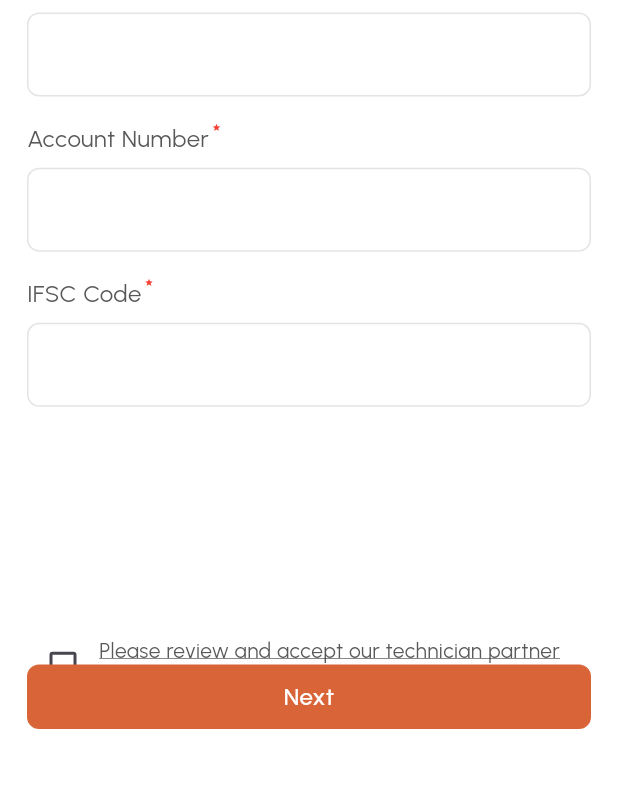
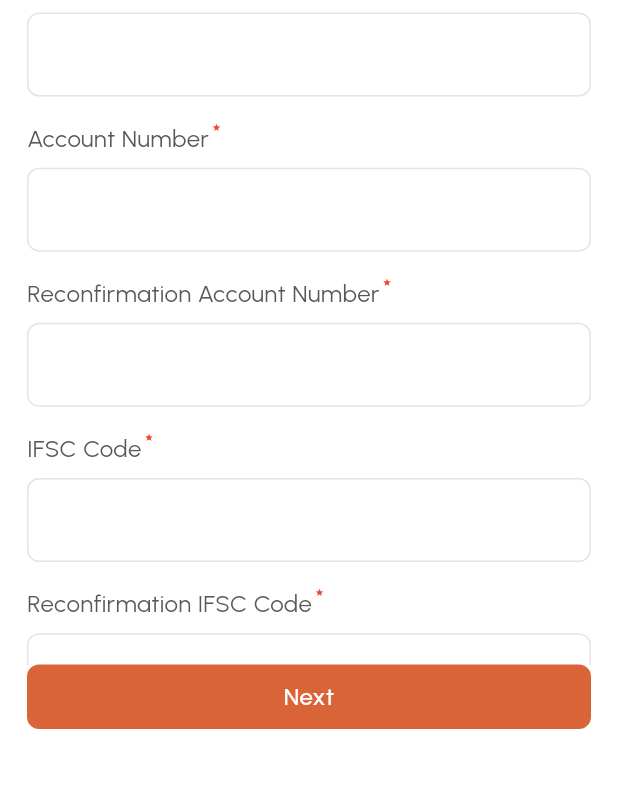
Before and after one commit to harish15032k/magical_walls, a Flutter app: the BankDetails screen opened directly, on a phone screen of 412 x 824 dp, the part 447-1235 px from its top. Run offline on Flutter 3.47's test engine with Material 3 defaults, Android fonts, the light colour scheme and no system bars; our stand-ins replace connectivity_plus, dotted_border, file_picker, firebase_core, firebase_messaging, fl_chart and 11 more; accounts and stored records are empty.

Commit message:
bank account reconfirmation

```diff
--- a/lib/presentation/pages/Auth/controller/auth_controller.dart
+++ b/lib/presentation/pages/Auth/controller/auth_controller.dart
@@ -1,12 +1,11 @@
 import 'dart:async';
 import 'dart:convert';
 import 'dart:developer';
-import 'dart:developer' as dev;
 import 'dart:io';
 
-import 'package:file_picker/file_picker.dart' show PlatformFile;
 import 'package:flutter/material.dart';
 import 'package:get/get.dart';
+import 'package:http/http.dart' as http;
 import 'package:intl/intl.dart';
 import 'package:magical_walls/core/utils/utils.dart';
 import 'package:magical_walls/data/urls/api_urls.dart';
@@ -16,8 +15,7 @@ import 'package:magical_walls/presentation/pages/Auth/model/service_listmodel.da
 import 'package:magical_walls/presentation/pages/Auth/repository/auth_repository.dart';
 import 'package:magical_walls/presentation/pages/Auth/screens/kyc/profile_review.dart';
 import 'package:shared_preferences/shared_preferences.dart';
-import 'package:http/http.dart' as http;
-import 'package:path/path.dart' as p;
+
 import '../../Home/screens/bottom_bar.dart';
 import '../model/verify_otp_model.dart' hide Data;
 import '../screens/kyc/service_add.dart';
@@ -40,8 +38,10 @@ class AuthController extends GetxController {
   String? selectedAadhaarFile;
   final TextEditingController accountHolderName = TextEditingController();
   final TextEditingController bank = TextEditingController();
-  final TextEditingController accountNumber = TextEditingController();
-  final TextEditingController ifscCode = TextEditingController();
+  final TextEditingController accountNumber = TextEditingController(),
+      confirmationAccountNumber = TextEditingController();
+  final TextEditingController ifscCode = TextEditingController(),
+      confirmationIfscCode = TextEditingController();
   bool isTermsAccepted = false;
   var kycStatus = ''.obs;
 
--- a/lib/presentation/pages/Auth/screens/kyc/bank_details.dart
+++ b/lib/presentation/pages/Auth/screens/kyc/bank_details.dart
@@ -4,7 +4,6 @@ import 'package:magical_walls/core/constants/app_colors.dart';
 import 'package:magical_walls/core/constants/app_text.dart';
 import 'package:magical_walls/core/utils/utils.dart';
 import 'package:magical_walls/presentation/pages/Auth/controller/auth_controller.dart';
-import 'package:magical_walls/presentation/pages/Auth/screens/kyc/profile_review.dart';
 import 'package:magical_walls/presentation/widgets/common_button.dart';
 import 'package:magical_walls/presentation/widgets/common_textfield.dart';
 
@@ -75,8 +74,22 @@ class _BankDetailsState extends State<BankDetails> {
                 ),
                 SizedBox(height: Get.height * 0.020),
                 CommonTextField(
+                  controller: controller.confirmationAccountNumber,
+                  label: 'Reconfirmation Account Number',
+                  hintText: '',
+                  isRequired: true,
+                ),
+                SizedBox(height: Get.height * 0.020),
+                CommonTextField(
                   controller: controller.ifscCode,
                   label: 'IFSC Code',
+                  hintText: '',
+                  isRequired: true,
+                ),
+                SizedBox(height: Get.height * 0.020),
+                CommonTextField(
+                  controller: controller.confirmationIfscCode,
+                  label: 'Reconfirmation IFSC Code',
                   hintText: '',
                   isRequired: true,
                 ),
@@ -133,10 +146,24 @@ class _BankDetailsState extends State<BankDetails> {
               if (controller.accountHolderName.text.isEmpty ||
                   controller.accountNumber.text.isEmpty ||
                   controller.ifscCode.text.isEmpty ||
+                  controller.confirmationAccountNumber.text.isEmpty ||
+                  controller.confirmationIfscCode.text.isEmpty ||
                   !controller.isTermsAccepted) {
                 showCustomSnackBar(
                   context: context,
                   errorMessage: "Fill all fields and accept terms",
+                );
+              } else if (controller.accountNumber.text !=
+                  controller.confirmationAccountNumber.text) {
+                showCustomSnackBar(
+                  context: context,
+                  errorMessage: "Account number mismatch",
+                );
+              } else if (controller.ifscCode.text !=
+                  controller.confirmationIfscCode.text) {
+                showCustomSnackBar(
+                  context: context,
+                  errorMessage: "IFSC code mismatch",
                 );
               } else {
                  controller.kycCompleted(context);
```
